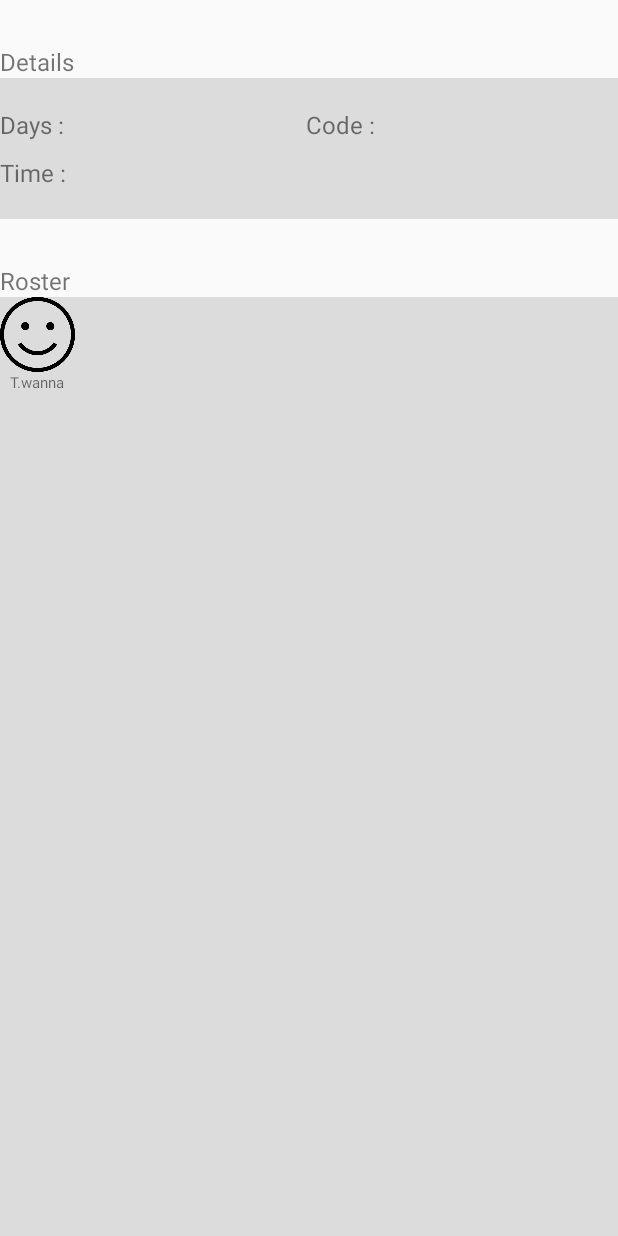
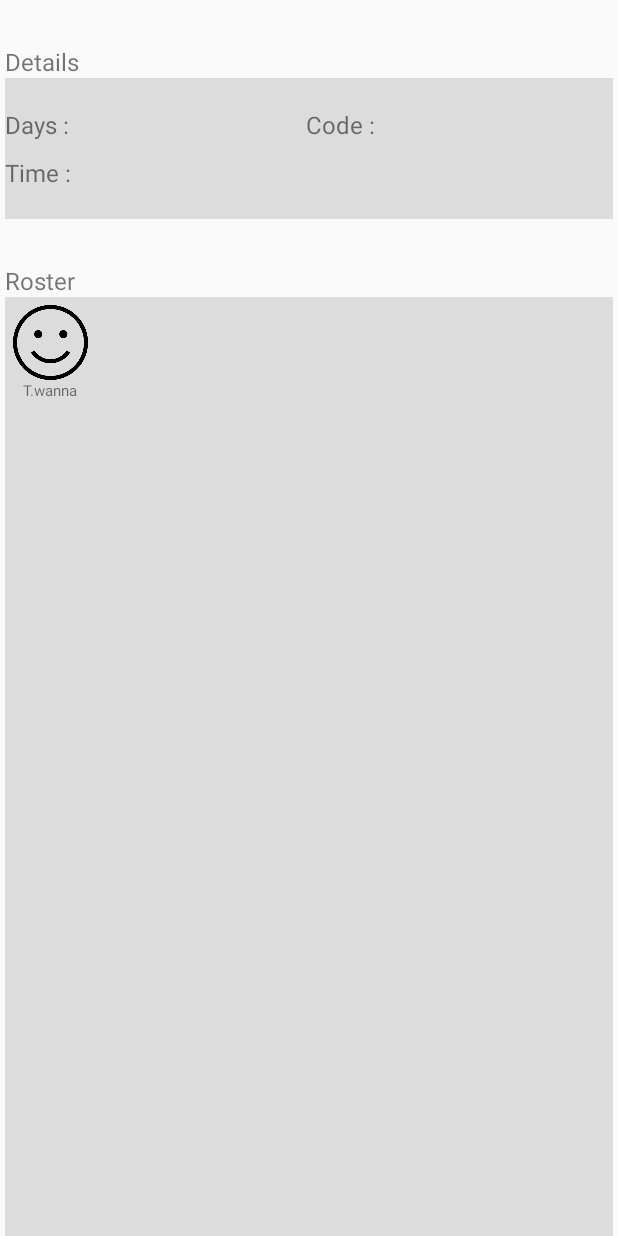
Before and after one commit to Joe16723PP/classmateApp, an Android app: the ClassDetailActivity screen opened directly, with no data from a screen before it, on a phone screen of 412 x 824 dp. Run offline under Robolectric (Android 15) with nearby library versions, the phone set to English and light mode, and no system bars; plain views replace AdjustableImageButton; 2 statements that could not run were skipped.

Commit message:
Add Detail OatKub

```diff
--- a/extraProject/app/src/main/java/kku/en/coe/extraproject/TeacherMainActivity.java
+++ b/extraProject/app/src/main/java/kku/en/coe/extraproject/TeacherMainActivity.java
@@ -42,7 +42,7 @@ public class TeacherMainActivity extends AppCompatActivity
         classTest.setOnClickListener(new View.OnClickListener() {
             @Override
             public void onClick(View v) {
-                Intent intent = new Intent(TeacherMainActivity.this,ClassDetailStudent.class);
+                Intent intent = new Intent(TeacherMainActivity.this,ClassDetailActivity.class);
                 startActivity(intent);
             }
         });
--- a/extraProject/app/src/main/res/layout/activity_class_detail.xml
+++ b/extraProject/app/src/main/res/layout/activity_class_detail.xml
@@ -5,6 +5,8 @@
     android:layout_width="match_parent"
     android:layout_height="match_parent"
     android:orientation="vertical"
+    android:layout_marginLeft="3dp"
+    android:layout_marginRight="3dp"
     tools:context=".ClassDetailActivity">
     <LinearLayout
         android:layout_width="match_parent"
@@ -92,8 +94,12 @@
             android:layout_height="wrap_content"
             android:orientation="vertical"
             android:gravity="center"
+
             >
             <com.inthecheesefactory.thecheeselibrary.widget.AdjustableImageButton
+                android:layout_marginTop="5dp"
+                android:layout_marginLeft="5dp"
+                android:layout_marginRight="5dp"
                 android:id="@+id/one"
                 android:layout_width="50dp"
                 android:layout_height="50dp"
--- a/extraProject/app/src/main/res/layout/content_teacher_main.xml
+++ b/extraProject/app/src/main/res/layout/content_teacher_main.xml
@@ -11,7 +11,8 @@
     <Button
         android:id="@+id/classCheck"
         android:text="Test Class thai"
-        android:layout_width="wrap_content"
-        android:layout_height="wrap_content" />
+        android:layout_width="match_parent"
+        android:layout_height="wrap_content"
+        android:background="@color/greenyellow"/>
 
 </android.support.constraint.ConstraintLayout>
```
Also changed, not shown: extraProject/app/src/main/java/kku/en/coe/extraproject/ClassDetailActivity.java (+14 -0 lines).
